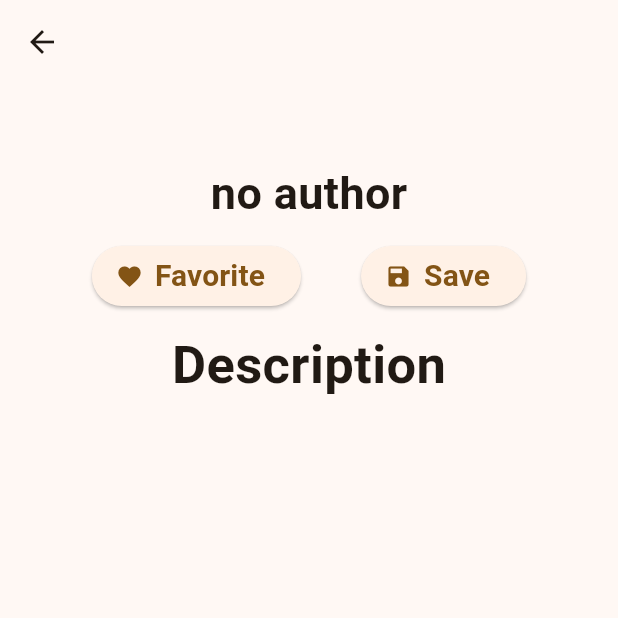
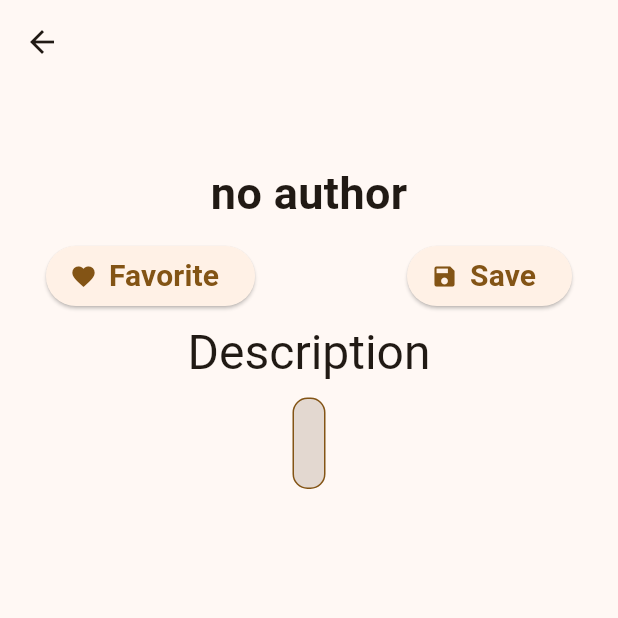
Before and after one commit to yahyeabdinasir/BookTracking, a Flutter app: the DetailsScreen screen opened directly with empty values, on a phone screen of 412 x 824 dp, the top half of it. Run offline on Flutter 3.47's test engine with Material 3 defaults, Android fonts, the phone set to English and light mode, and no system bars; missing offline and left inert: dart:ffi.

Commit message:
feat :  desinging the description tab and also the image layout of the card

```diff
--- a/lib/screen/GridViewWidgetFile.dart
+++ b/lib/screen/GridViewWidgetFile.dart
@@ -1,3 +1,5 @@
+import 'dart:ffi';
+
 import 'package:flutter/material.dart';
 import 'package:read_tracking/models/books.dart';
 import 'package:read_tracking/utils/bookargumentsddetails.dart';
@@ -53,7 +55,10 @@ class GridViewWidget extends StatelessWidget {
                     child: Card(
                       child: SizedBox(
                         width: double.infinity,
-                        child: Image.network(book.thumbmail, fit: BoxFit.fill),
+                        height: 200,
+                        child: Image.network(book.thumbmail, fit: BoxFit.cover ,
+                        scale: 1.2,
+                        ),
                       ),
                     ),
                   ),
--- a/lib/screen/bookDetails.dart
+++ b/lib/screen/bookDetails.dart
@@ -13,10 +13,7 @@ class _DetailsScreenState extends State<DetailsScreen> {
   @override
   Widget build(BuildContext context) {
     final args =
-    ModalRoute
-        .of(context)
-        ?.settings
-        .arguments as BookDetailsArguments;
+        ModalRoute.of(context)?.settings.arguments as BookDetailsArguments;
     final Books book = args.bookItems;
 
     return Scaffold(
@@ -30,32 +27,34 @@ class _DetailsScreenState extends State<DetailsScreen> {
               Padding(
                 padding: const EdgeInsets.all(30.0),
 
-
                 child: Image.network(book.thumbmail, fit: BoxFit.fill),
               ),
             Padding(
-
               padding: EdgeInsetsGeometry.all(10),
 
               child: Center(
                 child: Column(
                   children: <Widget>[
-                    Text(book.title.trim(),
+                    Text(
+                      book.title.trim(),
                       style: TextStyle(
-                          fontSize: 20, fontWeight: FontWeight.normal),
+                        fontSize: 20,
+                        fontWeight: FontWeight.normal,
                       ),
-                    SizedBox(height: 12,),
-                    Text(book.authors.isNotEmpty
+                    ),
+                    SizedBox(height: 12),
+                    Text(
+                      book.authors.isNotEmpty
                           ? book.authors.join(" & ")
                           : "no author",
                       style: TextStyle(
-                          fontSize: 30, fontWeight: FontWeight.bold),
-
+                        fontSize: 30,
+                        fontWeight: FontWeight.bold,
+                      ),
                     ),
                   ],
                 ),
               ),
-
             ),
 
             // Row(
@@ -65,53 +64,72 @@ class _DetailsScreenState extends State<DetailsScreen> {
             // Padding(
             //   padding: EdgeInsetsGeometry.all(10),
             Row(
-                 mainAxisAlignment: MainAxisAlignment.center,
+              mainAxisAlignment: MainAxisAlignment.spaceEvenly,
 
               children: [
                 ElevatedButton.icon(
                   icon: Icon(Icons.favorite),
-                        label: Text("Favorite" , style: TextStyle(fontWeight: FontWeight.bold , fontSize: 20),) ,
+                  label: Text(
+                    "Favorite",
+                    style: TextStyle(fontWeight: FontWeight.bold, fontSize: 20),
+                  ),
                   onPressed: () {
                     print("hello yahye how is your day going on ");
-
                   },
-
-
                 ),
-                      SizedBox(width: 40,),
+                SizedBox(width: 40),
 
                 ElevatedButton.icon(
                   icon: Icon(Icons.save),
-                        label: Text("Save" , style: TextStyle(fontWeight: FontWeight.bold , fontSize: 20),) ,
+                  label: Text(
+                    "Save",
+                    style: TextStyle(fontWeight: FontWeight.bold, fontSize: 20),
+                  ),
                   onPressed: () {
                     print("hello yahye how is your day going on ");
-
                   },
-
-
                 ),
               ],
               // ),
               // ),
               // ],
             ),
-            Padding(
-              padding: EdgeInsetsGeometry.all(10),
-              child: Column(
-                  children: [
-                    Text("Description" , style: TextStyle(fontSize: 35, fontWeight: FontWeight.bold),),
-                  SizedBox(height: 20,),
 
-                  Text(book.description,
-                  style: Theme
-                      .of(context)
-                      .textTheme
-                      .headlineLarge,
+            SizedBox(height: 7,),
+             Text("Description" ,
+              style: Theme.of(context).textTheme.headlineLarge,
             ),
 
-                  ]
+            Container(
+              // color: Theme.of(context).colorScheme.secondary,
+              margin: EdgeInsets.all(10),
+              padding: EdgeInsets.all(10),
+               decoration: BoxDecoration(
+                color: Theme.of(context).colorScheme.secondary.withOpacity(0.2),
+                 borderRadius: BorderRadius.circular(10),
+                 border: Border.all(
+                   color: Theme.of(context).colorScheme.primary,     ),
+
+
+
+
+
             ),
+
+              child: Text(book.description,
+                style: Theme.of(context).textTheme.headlineLarge,
               ),
+
+
+
+
+
+
+
+
+
+              ),
+
           ],
         ),
       ),
```
Lines whose indentation alone changed are shown as unchanged.
